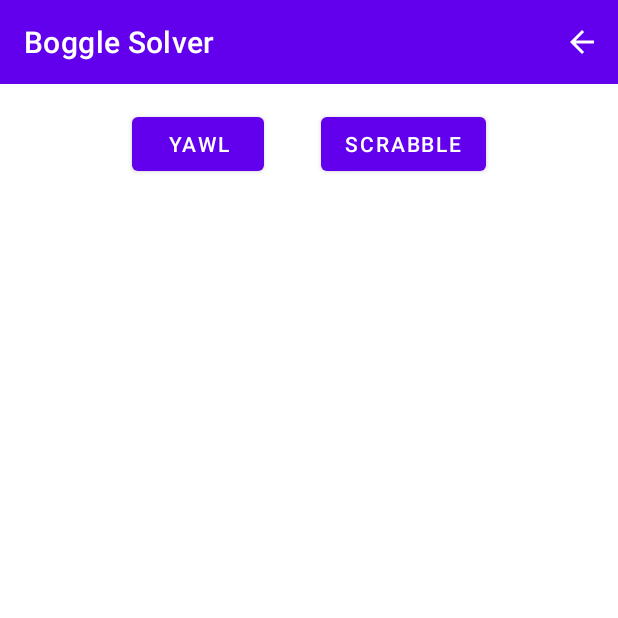
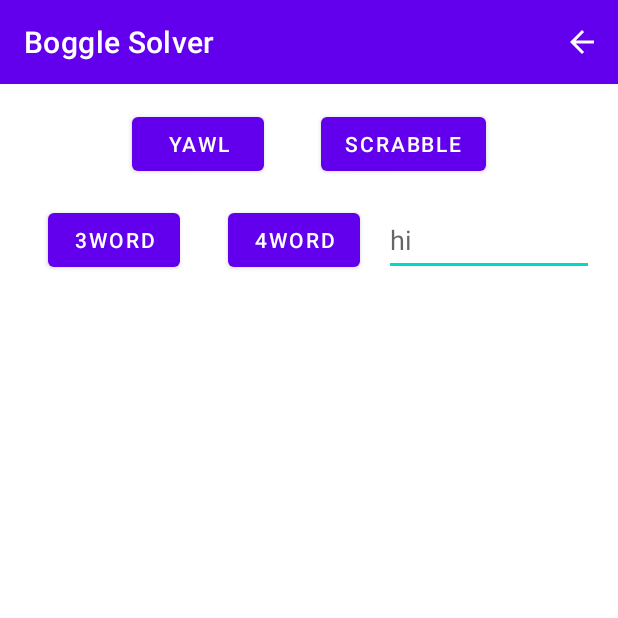
Before and after one commit to SebastianTan/BoggleApp, an Android app: the OptionsMenu screen opened directly, with no data from a screen before it, on a phone screen of 412 x 824 dp, the top half of it. Run offline under Robolectric (Android 15) with nearby library versions, the phone set to English and light mode, and no system bars; Roboto replaces fonts that are not available here.

Commit message:
word minimum dev

```diff
--- a/app/src/main/res/layout/options_menu.xml
+++ b/app/src/main/res/layout/options_menu.xml
@@ -2,6 +2,7 @@
 <androidx.constraintlayout.widget.ConstraintLayout xmlns:android="http://schemas.android.com/apk/res/android"
     xmlns:app="http://schemas.android.com/apk/res-auto"
     xmlns:tools="http://schemas.android.com/tools"
+    android:id="@+id/customWord"
     android:layout_width="match_parent"
     android:layout_height="match_parent"
     tools:context=".OptionsMenu">
@@ -40,4 +41,45 @@
         android:text="Scrabble"
         app:layout_constraintEnd_toEndOf="parent"
         app:layout_constraintTop_toTopOf="@+id/dict1" />
+
+    <Button
+        android:id="@+id/button3word"
+        android:layout_width="wrap_content"
+        android:layout_height="wrap_content"
+        android:layout_marginStart="32dp"
+        android:layout_marginLeft="32dp"
+        android:layout_marginTop="16dp"
+        android:onClick="threeWord"
+        android:text="3word"
+        app:layout_constraintStart_toStartOf="parent"
+        app:layout_constraintTop_toBottomOf="@+id/dict1" />
+
+    <Button
+        android:id="@+id/button4word"
+        android:layout_width="wrap_content"
+        android:layout_height="wrap_content"
+        android:layout_marginStart="32dp"
+        android:layout_marginLeft="32dp"
+        android:onClick="fourWord"
+        android:text="4word"
+        app:layout_constraintStart_toEndOf="@+id/button3word"
+        app:layout_constraintTop_toTopOf="@+id/button3word" />
+
+    <EditText
+        android:id="@+id/editTextNumber2"
+        android:layout_width="0dp"
+        android:layout_height="0dp"
+        android:layout_marginStart="16dp"
+        android:layout_marginLeft="16dp"
+        android:layout_marginEnd="16dp"
+        android:layout_marginRight="16dp"
+        android:ems="10"
+        android:hint="hi"
+        android:inputType="number"
+        app:layout_constraintBottom_toBottomOf="@+id/button4word"
+        app:layout_constraintEnd_toEndOf="parent"
+        app:layout_constraintHorizontal_bias="1.0"
+        app:layout_constraintStart_toEndOf="@+id/button4word"
+        app:layout_constraintTop_toTopOf="@+id/button4word" />
+
 </androidx.constraintlayout.widget.ConstraintLayout>
```
Also changed, not shown: app/src/main/java/com/example/boggle_solver/Boggle.java (+5 -3 lines), app/src/main/java/com/example/boggle_solver/MainActivity.java (+95 -30 lines), app/src/main/java/com/example/boggle_solver/OptionsMenu.java (+22 -0 lines), app/src/main/java/com/example/boggle_solver/Tile.java (added, +9 -0 lines), 1 other file.
